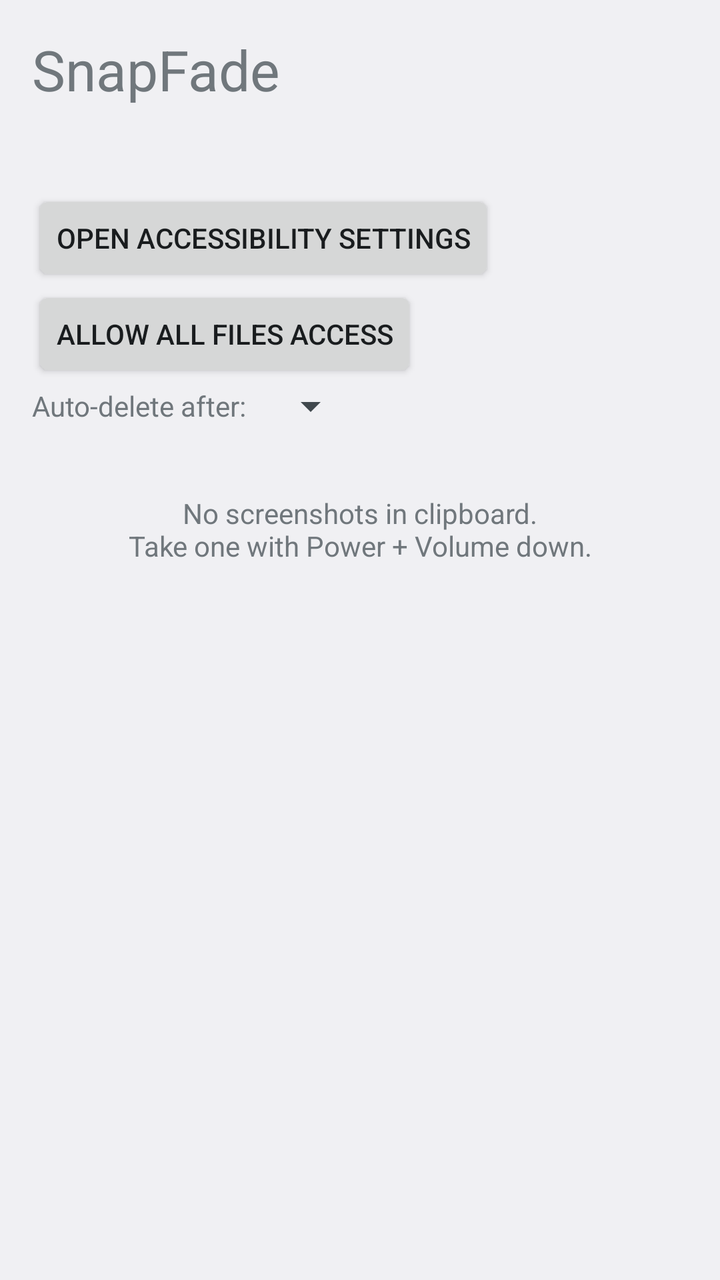
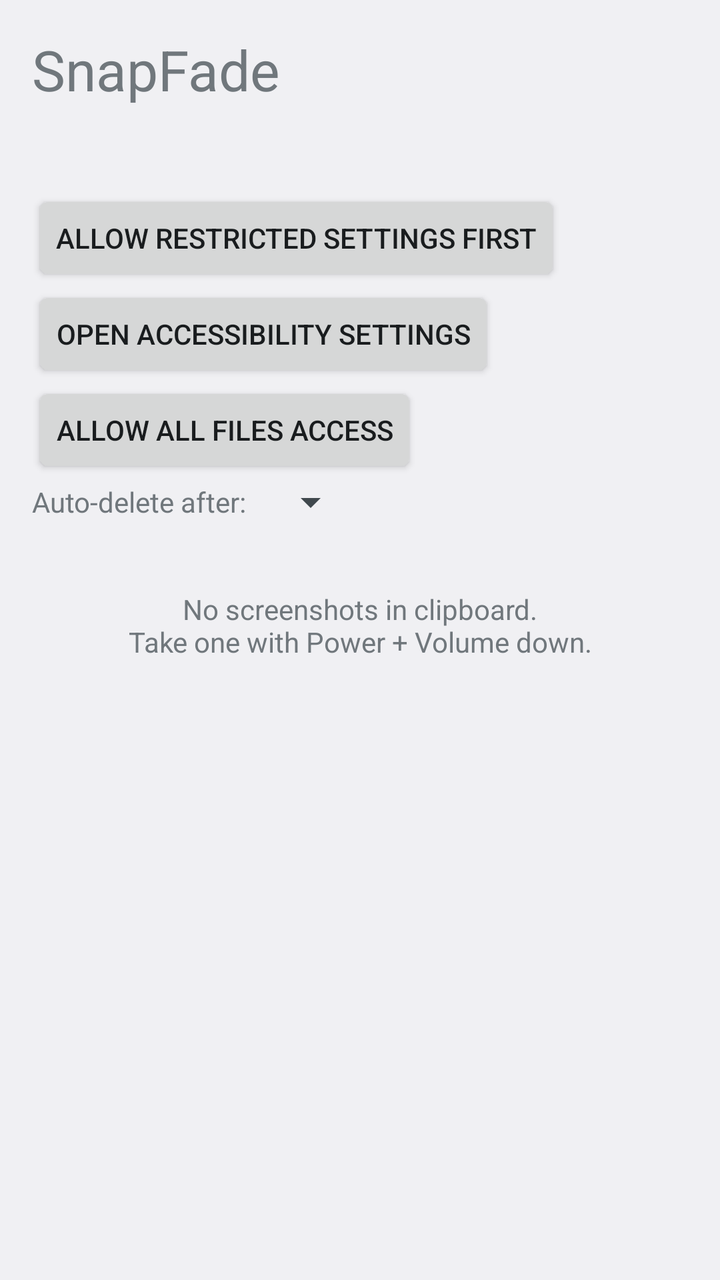

Two renders of the same Android screen: before a commit and after it. Below are the layout's source before the change and the commit's diff.
<!-- AndroidManifest.xml: application theme AppTheme -->
<!-- res/layout/activity_main.xml -->
<?xml version="1.0" encoding="utf-8"?>
<FrameLayout xmlns:android="http://schemas.android.com/apk/res/android"
    android:layout_width="match_parent"
    android:layout_height="match_parent"
    android:fitsSystemWindows="true">
<LinearLayout
    android:layout_width="match_parent"
    android:layout_height="match_parent"
    android:orientation="vertical"
    android:padding="16dp">

    <TextView
        android:layout_width="match_parent"
        android:layout_height="wrap_content"
        android:text="@string/app_name"
        android:textSize="28sp"
        android:paddingBottom="8dp" />

    <TextView
        android:id="@+id/status"
        android:layout_width="match_parent"
        android:layout_height="wrap_content"
        android:textSize="16sp"
        android:paddingBottom="12dp" />

    <Button
        android:id="@+id/settings"
        android:layout_width="wrap_content"
        android:layout_height="wrap_content"
        android:text="@string/open_settings" />

    <Button
        android:id="@+id/files"
        android:layout_width="wrap_content"
        android:layout_height="wrap_content"
        android:text="@string/open_files" />

    <LinearLayout
        android:layout_width="match_parent"
        android:layout_height="wrap_content"
        android:orientation="horizontal"
        android:gravity="center_vertical"
        android:paddingBottom="8dp">

        <TextView
            android:layout_width="wrap_content"
            android:layout_height="wrap_content"
            android:text="@string/expiry_label"
            android:textSize="14sp"
            android:paddingEnd="8dp" />

        <Spinner
            android:id="@+id/expiry"
            android:layout_width="wrap_content"
            android:layout_height="wrap_content" />
    </LinearLayout>

    <TextView
        android:id="@+id/empty"
        android:layout_width="match_parent"
        android:layout_height="wrap_content"
        android:paddingTop="24dp"
        android:gravity="center"
        android:text="@string/empty" />

    <ListView
        android:id="@+id/list"
        android:layout_width="match_parent"
        android:layout_height="0dp"
        android:layout_weight="1"
        android:divider="@null"
        android:dividerHeight="8dp" />
</LinearLayout>
</FrameLayout>
<!-- resources referenced by this layout -->
<resources>
  <string name="app_name">SnapFade</string>
  <string name="empty">No screenshots in clipboard.\nTake one with Power + Volume down.</string>
  <string name="expiry_label">Auto-delete after:</string>
  <string name="open_files">Allow All files access</string>
  <string name="open_settings">Open Accessibility settings</string>
  <style name="AppTheme" parent="@android:style/Theme.DeviceDefault.DayNight">
          <item name="android:windowNoTitle">true</item>
          <item name="android:windowActionBar">false</item>
      </style>
</resources>

<!-- the commit's change to res/layout/activity_main.xml (unified diff, before → after) -->
@@ -22,6 +22,12 @@
         android:layout_height="wrap_content"
         android:textSize="16sp"
         android:paddingBottom="12dp" />
+
+    <Button
+        android:id="@+id/restricted"
+        android:layout_width="wrap_content"
+        android:layout_height="wrap_content"
+        android:text="@string/allow_restricted" />
 
     <Button
         android:id="@+id/settings"
<!-- resource entries referenced after the edit -->
@@ -1,5 +1,6 @@
 <!-- resources referenced by this layout -->
 <resources>
+  <string name="allow_restricted">Allow restricted settings first</string>
   <string name="app_name">SnapFade</string>
   <string name="empty">No screenshots in clipboard.\nTake one with Power + Volume down.</string>
   <string name="expiry_label">Auto-delete after:</string>
